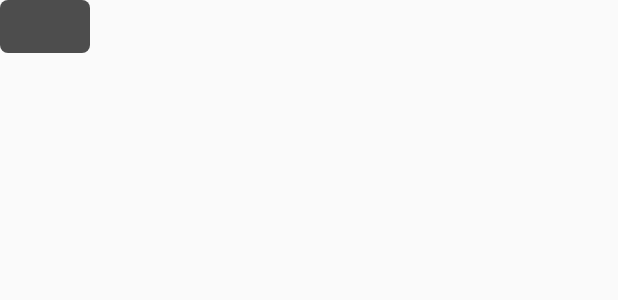
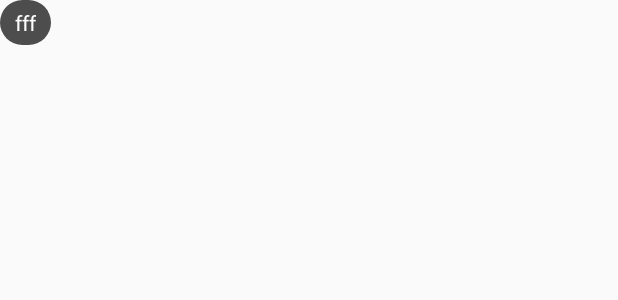
Before and after one commit to HYVincent/MyUtils, an Android app: the layout eplay_toast.xml on its own in the app's theme, with its tools: preview values and no code run, on a phone screen of 412 x 824 dp. Shown: the top 300 px of the screen. Run offline under Robolectric (Android 15) with nearby library versions, the phone set to English and light mode, and no system bars.

Commit message:
Toast优化和bug修改

```diff
--- a/app/src/main/java/com/vincent/example/ui/activity/CameraAboutActivity.java
+++ b/app/src/main/java/com/vincent/example/ui/activity/CameraAboutActivity.java
@@ -11,6 +11,7 @@ import android.text.TextUtils;
 import android.util.Log;
 import android.view.View;
 import android.widget.ImageView;
+import android.widget.Toast;
 
 import com.vincent.example.R;
 import com.vincent.example.base.BaseActivity;
@@ -121,9 +122,7 @@ public class CameraAboutActivity extends BaseActivity {
                     if (TextUtils.isEmpty(utf8Result)) {
                         Log.d(TAG, "onActivityResult: resule is null");
                     } else {
-//                    showMsg(1, utf8Result);
-                        //订单号:utf8Result
-                        ToastUtils.showMsgLong(CameraAboutActivity.this,utf8Result);
+                        ToastUtils.showMsgLong(utf8Result);
                     }
                 } catch (UnsupportedEncodingException e) {
                     e.printStackTrace();
--- a/app/src/main/res/layout/activity_main.xml
+++ b/app/src/main/res/layout/activity_main.xml
@@ -17,14 +17,14 @@
     <Button
         android:textAllCaps="false"
         android:id="@+id/btn_dialog"
-        android:text="Dialog对话框 "
+        android:text="Toast弹出消息 "
         android:layout_width="match_parent"
         android:layout_height="wrap_content" />
 
     <Button
         android:textAllCaps="false"
         android:id="@+id/btn_msg_hint"
-        android:text="消息提示框"
+        android:text="Dialog弹出消息"
         android:layout_width="match_parent"
         android:layout_height="wrap_content" />
 
--- /dev/null
+++ b/mylibrary/src/main/res/drawable/shape_background_circle_2.xml
@@ -0,0 +1,6 @@
+<?xml version="1.0" encoding="utf-8"?>
+<shape xmlns:android="http://schemas.android.com/apk/res/android" >
+    <corners android:radius="20dip"/>
+    <solid android:color="#B0000000"/>
+
+</shape>
--- a/mylibrary/src/main/res/layout/eplay_toast.xml
+++ b/mylibrary/src/main/res/layout/eplay_toast.xml
@@ -1,17 +1,18 @@
-<FrameLayout xmlns:android="http://schemas.android.com/apk/res/android"
+<RelativeLayout xmlns:android="http://schemas.android.com/apk/res/android"
     android:layout_width="wrap_content"
     android:layout_height="wrap_content"
-    android:background="@drawable/shape_background_circle"
-    android:gravity="center"
-    android:paddingTop="8dp"
-    android:paddingBottom="8dp"
-    android:paddingLeft="30dp"
-    android:paddingRight="30dp" >
+    android:minHeight="@dimen/size_30"
+    android:minWidth="@dimen/size_30"
+    android:background="@drawable/shape_background_circle_2"
+    android:gravity="center" >
 
     <TextView
+        android:text="fff"
+        android:paddingRight="@dimen/size_10"
+        android:paddingLeft="@dimen/size_10"
         android:id="@+id/textView1"
         android:layout_width="wrap_content"
         android:layout_height="wrap_content"
         android:textColor="#FFFFFF"/>
 
-</FrameLayout>
+</RelativeLayout>
```
Also changed, not shown: app/src/main/java/com/vincent/example/ui/activity/DialogUtilsActivity.java (+18 -2 lines), app/src/main/res/layout/activity_dialog_utils.xml (+14 -0 lines), mylibrary/src/main/java/com/vincent/library/toast/ToastUtils.java (+94 -24 lines).
